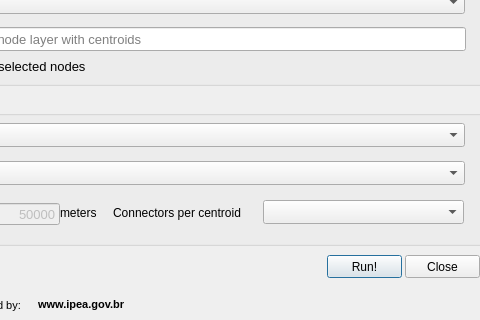
Old version of the form network/forms/ui_connecting_centroids.ui in the repository AequilibraE/qaequilibrae; both pictures show x 245 to 725 and y 215 to 535 of the 725 by 535 pixel window.
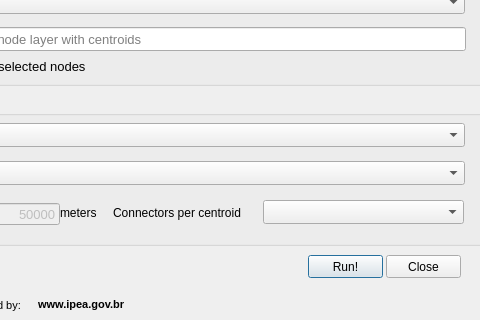
New version of the form. Custom widgets are drawn as their Qt base class.

Commit message: Bug fixings on network connectors addition tool

Patch:
```diff
--- a/network/forms/ui_connecting_centroids.ui
+++ b/network/forms/ui_connecting_centroids.ui
@@ -311,7 +311,7 @@
   <widget class="QPushButton" name="pushOK">
    <property name="geometry">
     <rect>
-     <x>572</x>
+     <x>553</x>
      <y>470</y>
      <width>75</width>
      <height>23</height>
@@ -324,7 +324,7 @@
   <widget class="QPushButton" name="pushClose">
    <property name="geometry">
     <rect>
-     <x>650</x>
+     <x>631</x>
      <y>470</y>
      <width>75</width>
      <height>23</height>
```
The commit also changes 1 other file.
